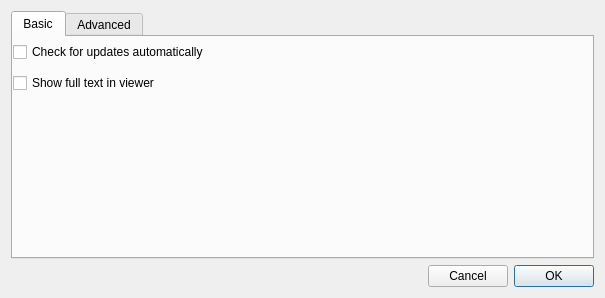
Old version of the form BerViewer/settings_dlg.ui in the repository jykim74/BerEditor.
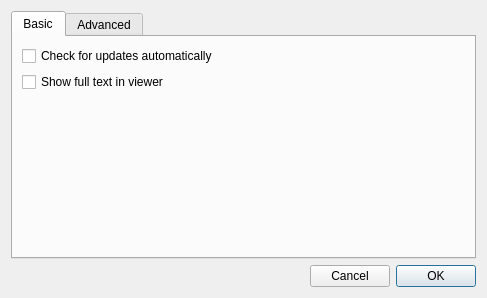
New version of the form.

The edit to the form file:
```diff
--- a/BerViewer/settings_dlg.ui
+++ b/BerViewer/settings_dlg.ui
@@ -6,7 +6,7 @@
    <rect>
     <x>0</x>
     <y>0</y>
-    <width>605</width>
+    <width>487</width>
     <height>298</height>
    </rect>
   </property>
@@ -32,15 +32,8 @@
       <attribute name="title">
        <string>Basic</string>
       </attribute>
-      <widget class="QWidget" name="verticalLayoutWidget">
-       <property name="geometry">
-        <rect>
-         <x>0</x>
-         <y>0</y>
-         <width>602</width>
-         <height>61</height>
-        </rect>
-       </property>
+      <layout class="QGridLayout" name="gridLayout_2">
+       <item row="0" column="0">
        <layout class="QVBoxLayout" name="verticalLayout_2">
         <item>
          <widget class="QCheckBox" name="mCheckBoxLatestVersion">
@@ -63,7 +56,21 @@
          </widget>
         </item>
        </layout>
-      </widget>
+       </item>
+       <item row="1" column="0">
+        <spacer name="verticalSpacer">
+         <property name="orientation">
+          <enum>Qt::Vertical</enum>
+         </property>
+         <property name="sizeHint" stdset="0">
+          <size>
+           <width>20</width>
+           <height>40</height>
+          </size>
+         </property>
+        </spacer>
+       </item>
+      </layout>
      </widget>
      <widget class="QWidget" name="mAdvancedTab">
       <attribute name="title">
```
Left out of the diff: 27 changed lines with no effect on the pictures. Lines whose indentation alone changed are shown as unchanged.
